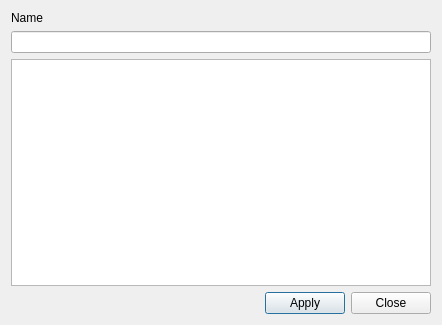
The window that forms/tableeditform.ui (CuriousCrow/polymorph-sql) describes before a commit, drawn with Qt 5.
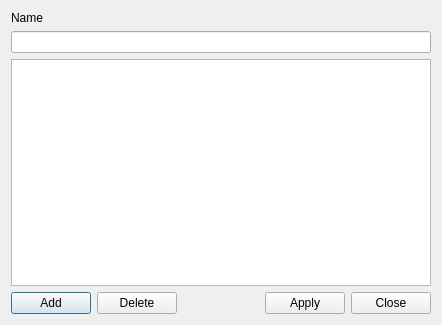
The same window after the commit.

Patch:
```diff
--- a/forms/tableeditform.ui
+++ b/forms/tableeditform.ui
@@ -33,6 +33,20 @@
    </item>
    <item>
     <layout class="QHBoxLayout" name="horizontalLayout">
+     <item>
+      <widget class="QPushButton" name="btnAdd">
+       <property name="text">
+        <string>Add</string>
+       </property>
+      </widget>
+     </item>
+     <item>
+      <widget class="QPushButton" name="btnDelete">
+       <property name="text">
+        <string>Delete</string>
+       </property>
+      </widget>
+     </item>
      <item>
       <spacer name="horizontalSpacer">
        <property name="orientation">
```
Left out of the diff: 2 changed lines with no effect on the pictures.
